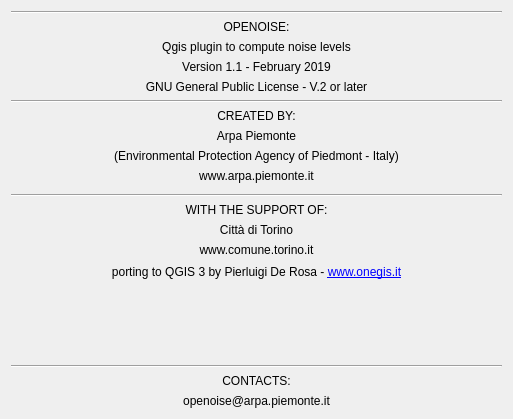
The window that tools/ui_Credits.ui (Arpapiemonte/openoise-map) describes before a commit, drawn with Qt 5.
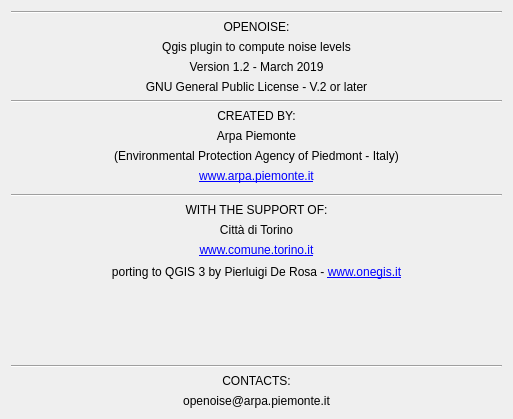
The same window after the commit.

What changed in the file:
```diff
--- a/tools/ui_Credits.ui
+++ b/tools/ui_Credits.ui
@@ -95,7 +95,7 @@
       </size>
      </property>
      <property name="text">
-      <string>Version 1.1 - February 2019</string>
+      <string>Version 1.2 - March 2019</string>
      </property>
      <property name="alignment">
       <set>Qt::AlignCenter</set>
@@ -194,7 +194,7 @@
    <item>
     <widget class="QLabel" name="label_8">
      <property name="text">
-      <string>www.arpa.piemonte.it</string>
+      <string> &lt;a href=&quot;www.arpa.piemonte.it&quot;&gt;&lt;span style=&quot; text-decoration: underline; color:#0000ff;&quot;&gt;www.arpa.piemonte.it&lt;/span&gt;&lt;/a&gt;&lt;/p&gt;&lt;/body&gt;&lt;/html&gt;</string>
      </property>
      <property name="alignment">
       <set>Qt::AlignCenter</set>
@@ -283,7 +283,7 @@
       </size>
      </property>
      <property name="text">
-      <string>www.comune.torino.it</string>
+      <string> &lt;a href=&quot;www.comune.torino.it&quot;&gt;&lt;span style=&quot; text-decoration: underline; color:#0000ff;&quot;&gt;www.comune.torino.it&lt;/span&gt;&lt;/a&gt;&lt;/p&gt;&lt;/body&gt;&lt;/html&gt;</string>
      </property>
      <property name="alignment">
       <set>Qt::AlignCenter</set>
```
